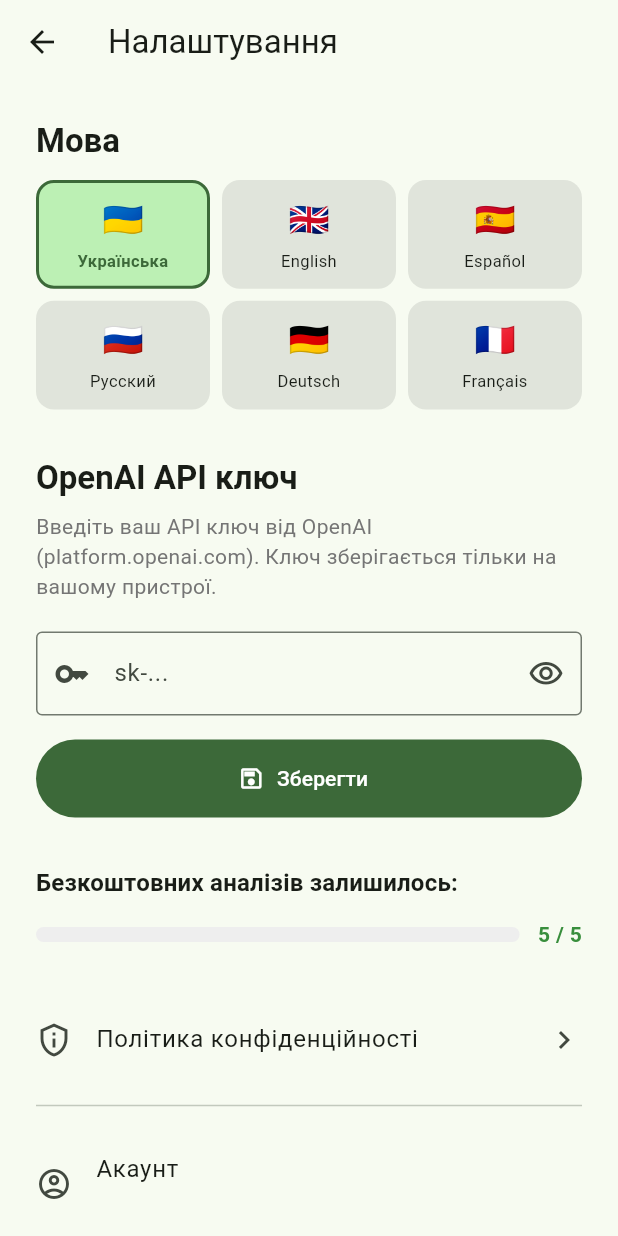
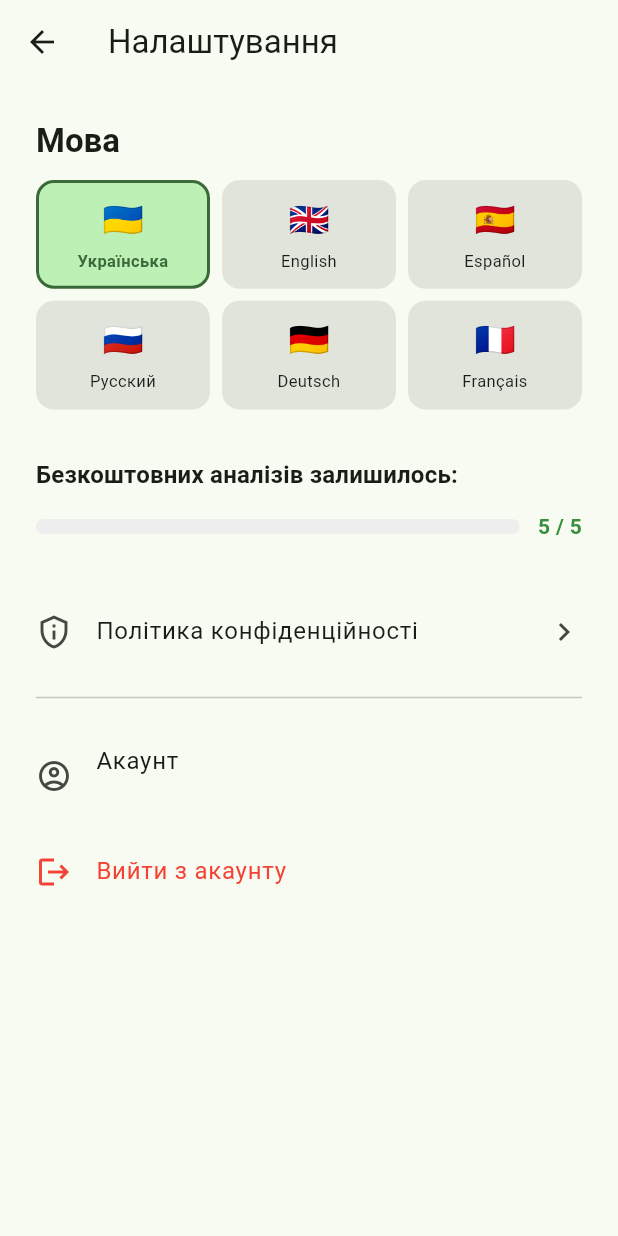
Before and after one commit to pdm7177/plant-doctor, a Flutter app: the screen it shows once a user with an empty profile is signed in, after a tap on the "settings" icon, on a phone screen of 412 x 824 dp. Run offline on Flutter 3.47's test engine with Material 3 defaults, Android fonts, the phone set to English and light mode, and no system bars; our stand-ins replace flutter_local_notifications, google_sign_in, image_picker, shared_preferences, supabase_flutter, timezone; accounts and stored records are empty.

Commit message:
Move chat to server-side Edge Function with per-tier OpenAI keys and daily limits
- Add chat_count/chat_count_date columns to profiles for daily rate limiting
- New chat-plant Edge Function: selects OpenAI key by subscription_tier,
  enforces daily message limit (15/day free, 80/day monthly/yearly)
- Flutter chat_screen.dart calls chat-plant instead of direct OpenAI call
- Remove OpenAI API key field from Settings (no longer needed anywhere)
- Remove openai_service.dart and unused http dependency
- Clean up unused apiKey-related localization strings

Co-Authored-By: Claude Opus 4.8 <noreply@anthropic.com>

```diff
--- a/lib/l10n/app_strings.dart
+++ b/lib/l10n/app_strings.dart
@@ -29,14 +29,7 @@ class AppStrings {
       'deleteRecord': 'Видалити запис?',
       'deleteConfirm': 'Видалити',
       'cancel': 'Скасувати',
-      'apiKeyTitle': 'OpenAI API ключ',
-      'apiKeyDesc':
-          'Введіть ваш API ключ від OpenAI (platform.openai.com). Ключ зберігається тільки на вашому пристрої.',
-      'apiKeyHint': 'sk-...',
       'save': 'Зберегти',
-      'apiKeySaved': 'API ключ збережено',
-      'apiKeyEmpty': 'Введіть API ключ',
-      'apiKeyMissing': 'Спочатку додайте API ключ у налаштуваннях',
       'goToSettings': 'Налаштування',
       'error': 'Помилка',
       'toxicWarningTitle': 'Увага: токсична рослина',
@@ -56,6 +49,8 @@ class AppStrings {
       'chatTitle': 'Запитання про рослину',
       'chatHint': 'Ваше запитання...',
       'chatSend': 'Надіслати',
+      'chatLimitReached': 'Досягнуто денного ліміту повідомлень, спробуйте завтра',
+      'viewPlans': 'Тарифи',
       'wateringReminder': 'Нагадування про полив',
       'wateringReminderSet': 'Нагадування встановлено',
       'wateringReminderCancel': 'Скасувати нагадування',
@@ -125,14 +120,7 @@ class AppStrings {
       'deleteRecord': 'Delete record?',
       'deleteConfirm': 'Delete',
       'cancel': 'Cancel',
-      'apiKeyTitle': 'OpenAI API Key',
-      'apiKeyDesc':
-          'Enter your OpenAI API key (platform.openai.com). The key is stored only on your device.',
-      'apiKeyHint': 'sk-...',
       'save': 'Save',
-      'apiKeySaved': 'API key saved',
-      'apiKeyEmpty': 'Please enter an API key',
-      'apiKeyMissing': 'Please add an API key in settings first',
       'goToSettings': 'Settings',
       'error': 'Error',
       'toxicWarningTitle': 'Warning: toxic plant',
@@ -152,6 +140,8 @@ class AppStrings {
       'chatTitle': 'Plant question',
       'chatHint': 'Your question...',
       'chatSend': 'Send',
+      'chatLimitReached': 'Daily message limit reached, try again tomorrow',
+      'viewPlans': 'View plans',
       'wateringReminder': 'Watering reminder',
       'wateringReminderSet': 'Reminder set',
       'wateringReminderCancel': 'Cancel reminder',
@@ -221,14 +211,7 @@ class AppStrings {
       'deleteRecord': '¿Eliminar registro?',
       'deleteConfirm': 'Eliminar',
       'cancel': 'Cancelar',
-      'apiKeyTitle': 'Clave API de OpenAI',
-      'apiKeyDesc':
-          'Ingresa tu clave API de OpenAI (platform.openai.com). La clave se almacena solo en tu dispositivo.',
-      'apiKeyHint': 'sk-...',
       'save': 'Guardar',
-      'apiKeySaved': 'Clave API guardada',
-      'apiKeyEmpty': 'Por favor ingresa una clave API',
-      'apiKeyMissing': 'Primero agrega una clave API en los ajustes',
       'goToSettings': 'Ajustes',
       'error': 'Error',
       'toxicWarningTitle': 'Advertencia: planta tóxica',
@@ -248,6 +231,8 @@ class AppStrings {
       'chatTitle': 'Pregunta sobre la planta',
       'chatHint': 'Tu pregunta...',
       'chatSend': 'Enviar',
+      'chatLimitReached': 'Has alcanzado el límite diario de mensajes, inténtalo mañana',
+      'viewPlans': 'Ver planes',
       'wateringReminder': 'Recordatorio de riego',
       'wateringReminderSet': 'Recordatorio establecido',
       'wateringReminderCancel': 'Cancelar recordatorio',
@@ -317,14 +302,7 @@ class AppStrings {
       'deleteRecord': 'Удалить запись?',
       'deleteConfirm': 'Удалить',
       'cancel': 'Отмена',
-      'apiKeyTitle': 'OpenAI API ключ',
-      'apiKeyDesc':
-          'Введите ваш API ключ от OpenAI (platform.openai.com). Ключ хранится только на вашем устройстве.',
-      'apiKeyHint': 'sk-...',
       'save': 'Сохранить',
-      'apiKeySaved': 'API ключ сохранён',
-      'apiKeyEmpty': 'Введите API ключ',
-      'apiKeyMissing': 'Сначала добавьте API ключ в настройках',
       'goToSettings': 'Настройки',
       'error': 'Ошибка',
       'toxicWarningTitle': 'Внимание: токсичное растение',
@@ -344,6 +322,8 @@ class AppStrings {
       'chatTitle': 'Вопрос о растении',
       'chatHint': 'Ваш вопрос...',
       'chatSend': 'Отправить',
+      'chatLimitReached': 'Достигнут дневной лимит сообщений, попробуйте завтра',
+      'viewPlans': 'Тарифы',
       'wateringReminder': 'Напоминание о поливе',
       'wateringReminderSet': 'Напоминание установлено',
       'wateringReminderCancel': 'Отменить напоминание',
@@ -413,14 +393,7 @@ class AppStrings {
       'deleteRecord': 'Eintrag löschen?',
       'deleteConfirm': 'Löschen',
       'cancel': 'Abbrechen',
-      'apiKeyTitle': 'OpenAI API-Schlüssel',
-      'apiKeyDesc':
-          'Gib deinen OpenAI API-Schlüssel ein (platform.openai.com). Der Schlüssel wird nur auf deinem Gerät gespeichert.',
-      'apiKeyHint': 'sk-...',
       'save': 'Speichern',
-      'apiKeySaved': 'API-Schlüssel gespeichert',
-      'apiKeyEmpty': 'Bitte API-Schlüssel eingeben',
-      'apiKeyMissing': 'Bitte zuerst API-Schlüssel in Einstellungen hinzufügen',
       'goToSettings': 'Einstellungen',
       'error': 'Fehler',
       'toxicWarningTitle': 'Achtung: giftige Pflanze',
@@ -440,6 +413,8 @@ class AppStrings {
       'chatTitle': 'Pflanzenfrage',
       'chatHint': 'Deine Frage...',
       'chatSend': 'Senden',
+      'chatLimitReached': 'Tägliches Nachrichtenlimit erreicht, versuche es morgen',
+      'viewPlans': 'Tarife',
       'wateringReminder': 'Gieß-Erinnerung',
       'wateringReminderSet': 'Erinnerung gesetzt',
       'wateringReminderCancel': 'Erinnerung abbrechen',
@@ -509,14 +484,7 @@ class AppStrings {
       'deleteRecord': 'Supprimer l\'enregistrement ?',
       'deleteConfirm': 'Supprimer',
       'cancel': 'Annuler',
-      'apiKeyTitle': 'Clé API OpenAI',
-      'apiKeyDesc':
-          'Entrez votre clé API OpenAI (platform.openai.com). La clé est stockée uniquement sur votre appareil.',
-      'apiKeyHint': 'sk-...',
       'save': 'Enregistrer',
-      'apiKeySaved': 'Clé API enregistrée',
-      'apiKeyEmpty': 'Veuillez entrer une clé API',
-      'apiKeyMissing': 'Veuillez d\'abord ajouter une clé API dans les paramètres',
       'goToSettings': 'Paramètres',
       'error': 'Erreur',
       'toxicWarningTitle': 'Attention : plante toxique',
@@ -536,6 +504,8 @@ class AppStrings {
       'chatTitle': 'Question sur la plante',
       'chatHint': 'Votre question...',
       'chatSend': 'Envoyer',
+      'chatLimitReached': 'Limite quotidienne de messages atteinte, réessayez demain',
+      'viewPlans': 'Voir les offres',
       'wateringReminder': "Rappel d'arrosage",
       'wateringReminderSet': 'Rappel défini',
       'wateringReminderCancel': 'Annuler le rappel',
@@ -608,13 +578,7 @@ class AppStrings {
   String get deleteRecord => get('deleteRecord');
   String get deleteConfirm => get('deleteConfirm');
   String get cancel => get('cancel');
-  String get apiKeyTitle => get('apiKeyTitle');
-  String get apiKeyDesc => get('apiKeyDesc');
-  String get apiKeyHint => get('apiKeyHint');
   String get save => get('save');
-  String get apiKeySaved => get('apiKeySaved');
-  String get apiKeyEmpty => get('apiKeyEmpty');
-  String get apiKeyMissing => get('apiKeyMissing');
   String get goToSettings => get('goToSettings');
   String get error => get('error');
   String get toxicWarningTitle => get('toxicWarningTitle');
@@ -634,6 +598,8 @@ class AppStrings {
   String get chatTitle => get('chatTitle');
   String get chatHint => get('chatHint');
   String get chatSend => get('chatSend');
+  String get chatLimitReached => get('chatLimitReached');
+  String get viewPlans => get('viewPlans');
   String get wateringReminder => get('wateringReminder');
   String get wateringReminderSet => get('wateringReminderSet');
   String get wateringReminderCancel => get('wateringReminderCancel');
--- a/lib/screens/settings_screen.dart
+++ b/lib/screens/settings_screen.dart
@@ -13,32 +13,16 @@ class SettingsScreen extends StatefulWidget {
 }
 
 class _SettingsScreenState extends State<SettingsScreen> {
-  final _controller = TextEditingController();
-  final _storage = StorageService();
-  bool _obscure = true;
-  bool _saved = false;
   int _usedCount = 0;
 
   @override
   void initState() {
     super.initState();
-    _storage.loadApiKey().then((key) {
-      if (key != null && mounted) {
-        _controller.text = key;
-        setState(() => _saved = true);
-      }
-    });
     SupabaseService().getRemainingAnalyses().then((remaining) {
       if (mounted) {
         setState(() => _usedCount = StorageService.freeLimit - remaining);
       }
     });
-  }
-
-  @override
-  void dispose() {
-    _controller.dispose();
-    super.dispose();
   }
 
   Future<void> _signOut() async {
@@ -64,23 +48,6 @@ class _SettingsScreenState extends State<SettingsScreen> {
     if (confirmed == true) {
       await SupabaseService().signOut();
     }
-  }
-
-  Future<void> _save() async {
-    final s = context.read<LocaleProvider>().strings;
-    final key = _controller.text.trim();
-    if (key.isEmpty) {
-      ScaffoldMessenger.of(context).showSnackBar(
-        SnackBar(content: Text(s.apiKeyEmpty)),
-      );
-      return;
-    }
-    await _storage.saveApiKey(key);
-    if (!mounted) return;
-    setState(() => _saved = true);
-    ScaffoldMessenger.of(context).showSnackBar(
-      SnackBar(content: Text(s.apiKeySaved)),
-    );
   }
 
   @override
@@ -109,44 +76,6 @@ class _SettingsScreenState extends State<SettingsScreen> {
               current: locale.languageCode,
               onChanged: (code) => locale.setLanguage(code),
               s: s,
-            ),
-            const SizedBox(height: 32),
-
-            // API key
-            Text(
-              s.apiKeyTitle,
-              style: theme.textTheme.titleLarge
-                  ?.copyWith(fontWeight: FontWeight.bold),
-            ),
-            const SizedBox(height: 8),
-            Text(s.apiKeyDesc, style: TextStyle(color: Colors.grey[600])),
-            const SizedBox(height: 20),
-            TextField(
-              controller: _controller,
-              obscureText: _obscure,
-              onChanged: (_) => setState(() => _saved = false),
-              decoration: InputDecoration(
-                hintText: s.apiKeyHint,
-                border: const OutlineInputBorder(),
-                prefixIcon: _saved
-                    ? const Icon(Icons.check_circle, color: Colors.green)
-                    : const Icon(Icons.key_outlined),
-                suffixIcon: IconButton(
-                  icon: Icon(_obscure
-                      ? Icons.visibility_outlined
-                      : Icons.visibility_off_outlined),
-                  onPressed: () => setState(() => _obscure = !_obscure),
-                ),
-              ),
-            ),
-            const SizedBox(height: 16),
-            FilledButton.icon(
-              onPressed: _save,
-              icon: const Icon(Icons.save_outlined),
-              label: Text(s.save),
-              style: FilledButton.styleFrom(
-                minimumSize: const Size(double.infinity, 52),
-              ),
             ),
             const SizedBox(height: 32),
 
--- a/lib/services/storage_service.dart
+++ b/lib/services/storage_service.dart
@@ -6,7 +6,6 @@ import '../models/plant_analysis.dart';
 
 class StorageService {
   static const String _analysesKey = 'analyses';
-  static const String _apiKeyKey = 'api_key';
   static const String _languageKey = 'app_language';
   static const int freeLimit = 5;
 
@@ -40,16 +39,6 @@ class StorageService {
       _analysesKey,
       analyses.map((a) => jsonEncode(a.toJson())).toList(),
     );
-  }
-
-  Future<void> saveApiKey(String key) async {
-    final prefs = await SharedPreferences.getInstance();
-    await prefs.setString(_apiKeyKey, key);
-  }
-
-  Future<String?> loadApiKey() async {
-    final prefs = await SharedPreferences.getInstance();
-    return prefs.getString(_apiKeyKey);
   }
 
   // Language preference
--- a/pubspec.yaml
+++ b/pubspec.yaml
@@ -33,7 +33,6 @@ dependencies:
 
   cupertino_icons: ^1.0.8
   image_picker: ^1.1.2
-  http: ^1.2.2
   shared_preferences: ^2.3.3
   path_provider: ^2.1.4
   intl: ^0.20.1
```
Also changed, not shown: lib/screens/chat_screen.dart (+20 -15 lines), lib/services/openai_service.dart (deleted, +0 -136 lines), lib/services/supabase_service.dart (+37 -0 lines), pubspec.lock, 2 other files.
